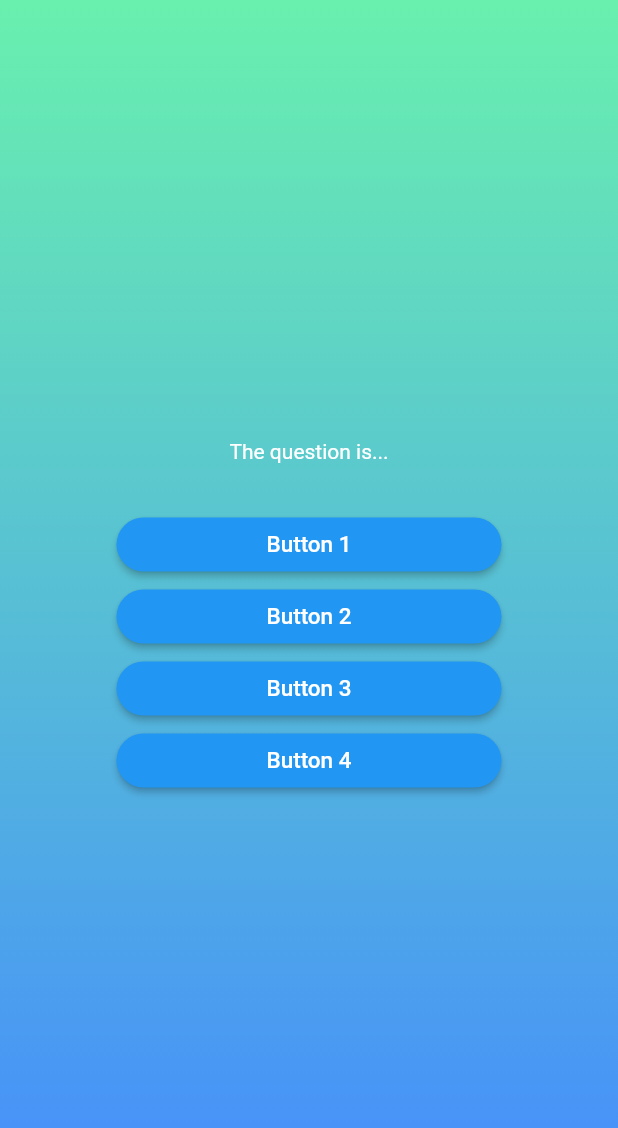
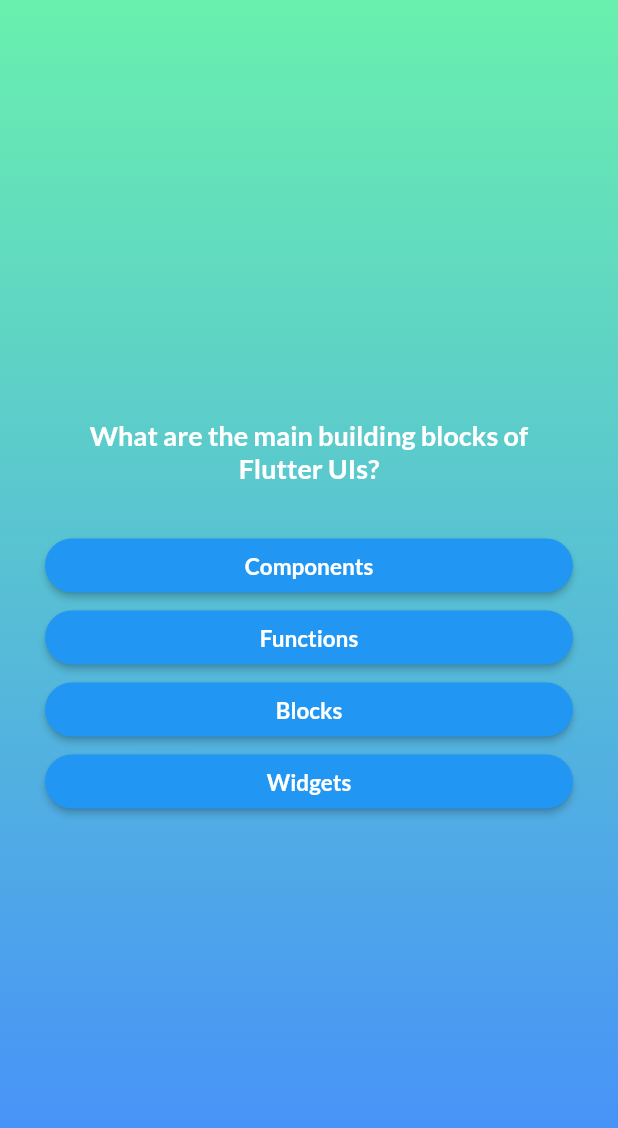
Before and after one commit to Htoomyat99/Quiz_APP, a Flutter app: the screen it shows after launch, after a tap on "Start Quiz", on a phone screen of 412 x 824 dp. Shown: the top 1128 px of the screen. Run offline on Flutter 3.47's test engine with Material 2 defaults, Android fonts, the phone set to English and light mode, and no system bars; our stand-ins replace google_fonts.

Commit message:
quiz question UI  complete

```diff
--- a/lib/components/answer_button.dart
+++ b/lib/components/answer_button.dart
@@ -1,4 +1,5 @@
 import 'package:flutter/material.dart';
+import 'package:google_fonts/google_fonts.dart';
 
 class AnswerButton extends StatelessWidget {
   const AnswerButton({super.key, required this.onTap, required this.text});
@@ -11,15 +12,22 @@ class AnswerButton extends StatelessWidget {
     return ElevatedButton(
       onPressed: onTap,
       style: ElevatedButton.styleFrom(
-        padding: const EdgeInsets.symmetric(horizontal: 100),
+        padding: const EdgeInsets.symmetric(vertical: 8, horizontal: 20),
         backgroundColor: Colors.blue,
         shape: RoundedRectangleBorder(
           borderRadius: BorderRadius.circular(50),
         ),
       ),
-      child: Text(
-        text,
-        style: const TextStyle(color: Colors.white, fontSize: 15),
+      child: SizedBox(
+        child: Text(
+          text,
+          style: GoogleFonts.lato(
+            color: Colors.white,
+            fontSize: 15,
+            fontWeight: FontWeight.w600,
+          ),
+          textAlign: TextAlign.center,
+        ),
       ),
     );
   }
--- a/lib/modals/quiz_question.dart
+++ b/lib/modals/quiz_question.dart
@@ -3,4 +3,10 @@ class QuizQuestion {
 
   final String text;
   final List<String> answers;
+
+  List<String> getShuffleAnswer() {
+    final shuffleList = List.of(answers);
+    shuffleList.shuffle();
+    return shuffleList;
+  }
 }
--- a/lib/pages/quetsion_screen.dart
+++ b/lib/pages/quetsion_screen.dart
@@ -1,6 +1,8 @@
 import 'package:flutter/material.dart';
 import 'package:flutter_quiz_app/components/answer_button.dart';
+import 'package:flutter_quiz_app/data/question.dart';
 // import 'package:flutter_quiz_app/modals/quiz_question.dart';
+import 'package:google_fonts/google_fonts.dart';
 
 class QuestionScreen extends StatefulWidget {
   const QuestionScreen({super.key});
@@ -10,37 +12,49 @@ class QuestionScreen extends StatefulWidget {
 }
 
 class _QuestionScreenState extends State<QuestionScreen> {
+  var currentQuestionIndex = 0;
+
+  void answerQuestion() {
+    if (currentQuestionIndex < questions.length - 1) {
+      setState(() {
+        currentQuestionIndex++;
+      });
+    } else {
+      debugPrint('object');
+    }
+  }
+
   @override
   Widget build(BuildContext context) {
+    final currentQuestion = questions[currentQuestionIndex];
+
     return SizedBox(
       width: double.infinity,
+      child: Container(
+        margin: EdgeInsets.symmetric(horizontal: 30, vertical: 10),
         child: Column(
           mainAxisAlignment: MainAxisAlignment.center,
+          crossAxisAlignment: CrossAxisAlignment.stretch,
           children: [
-          const Text(
-            'The question is...',
-            style: TextStyle(color: Colors.white),
+            Text(
+              currentQuestion.text,
+              style: GoogleFonts.lato(
+                color: Colors.white,
+                fontSize: 18,
+                fontWeight: FontWeight.bold,
+              ),
+              textAlign: TextAlign.center,
             ),
             const SizedBox(
               height: 30,
             ),
-          AnswerButton(
-            onTap: () {},
-            text: 'Button 1',
+            ...currentQuestion.getShuffleAnswer().map(
+              (answer) {
+                return AnswerButton(onTap: answerQuestion, text: answer);
+              },
+            )
+          ],
         ),
-          AnswerButton(
-            onTap: () {},
-            text: 'Button 2',
-          ),
-          AnswerButton(
-            onTap: () {},
-            text: 'Button 3',
-          ),
-          AnswerButton(
-            onTap: () {},
-            text: 'Button 4',
-          ),
-        ],
       ),
     );
   }
--- a/lib/pages/start_screen.dart
+++ b/lib/pages/start_screen.dart
@@ -1,4 +1,5 @@
 import 'package:flutter/material.dart';
+import 'package:google_fonts/google_fonts.dart';
 
 class StartScreen extends StatelessWidget {
   const StartScreen(this.startQuiz, {super.key});
@@ -22,9 +23,12 @@ class StartScreen extends StatelessWidget {
             const SizedBox(
               height: 30,
             ),
-            const Text(
+            Text(
               'Learn Flutter the fun way!',
-              style: TextStyle(color: Colors.white, fontSize: 18),
+              style: GoogleFonts.lato(
+                  color: Colors.white,
+                  fontSize: 18,
+                  fontWeight: FontWeight.bold),
             ),
             const SizedBox(
               height: 30,
@@ -41,13 +45,11 @@ class StartScreen extends StatelessWidget {
                 onPressed: startQuiz,
                 style: ElevatedButton.styleFrom(backgroundColor: Colors.blue),
                 icon: const Icon(Icons.arrow_right_alt),
-                label: const Text(
-                  'Start Quiz',
-                  style: TextStyle(
-                    fontSize: 16,
-                    color: Colors.white,
-                  ),
-                ))
+                label: Text('Start Quiz',
+                    style: GoogleFonts.lato(
+                      fontSize: 16,
+                      color: Colors.white,
+                    )))
           ],
         ),
       ),
--- a/pubspec.yaml
+++ b/pubspec.yaml
@@ -34,6 +34,7 @@ dependencies:
   # The following adds the Cupertino Icons font to your application.
   # Use with the CupertinoIcons class for iOS style icons.
   cupertino_icons: ^1.0.2
+  google_fonts: ^6.1.0
 
 dev_dependencies:
   flutter_test:
```
Also changed, not shown: pubspec.lock, 1 other file. Lines whose indentation alone changed are shown as unchanged.
